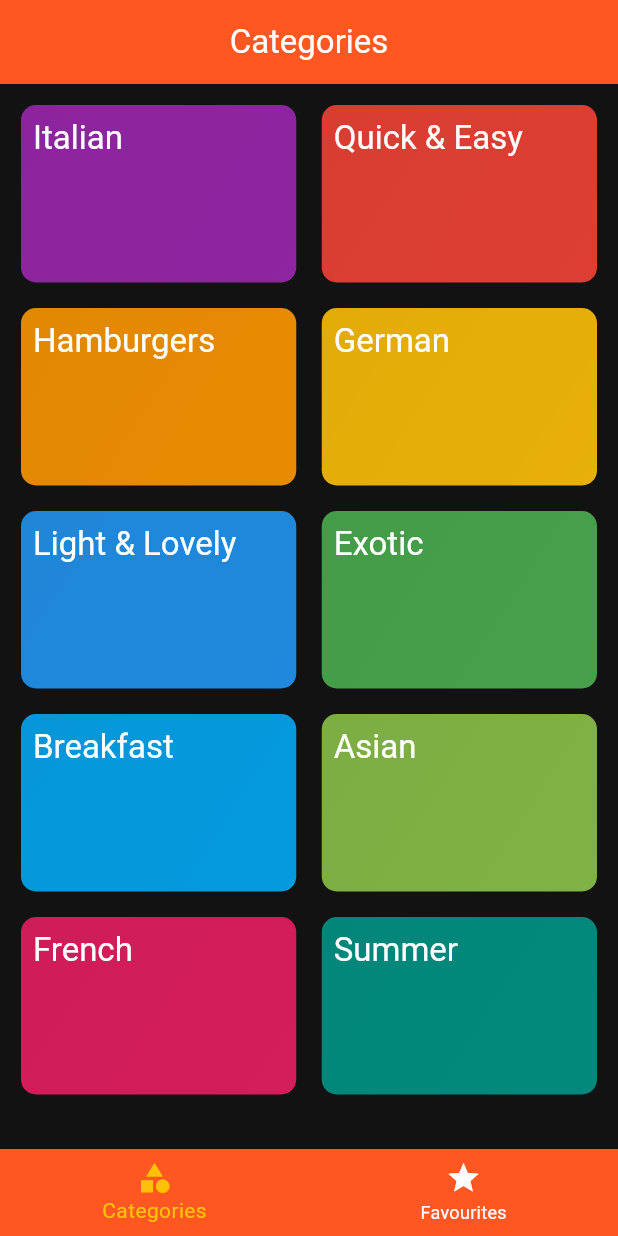
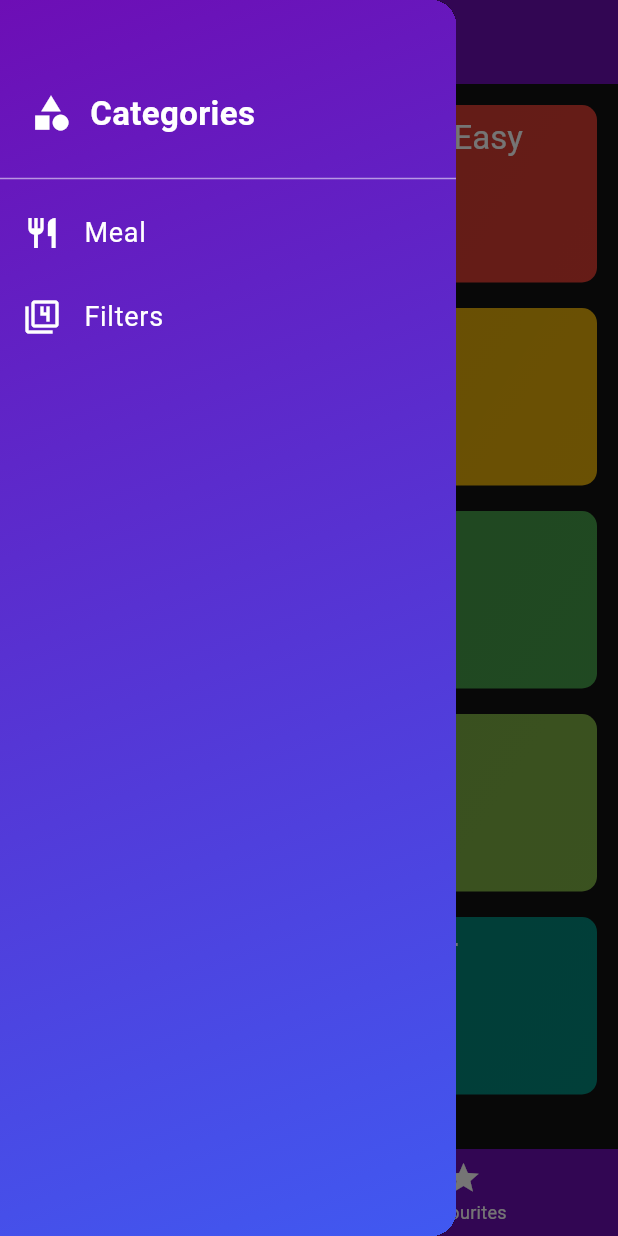
Before and after one commit to AdeelAhmadKhan36/Meal_App, a Flutter app: the screen it shows after launch, with the side drawer open (before the commit the screen has no drawer), on a phone screen of 412 x 824 dp. Run offline on Flutter 3.47's test engine with Material 3 defaults, Android fonts, the phone set to English and light mode, and no system bars; our stand-ins replace flutter_riverpod, transparent_image.

Commit message:
Riverpode statmangment

```diff
--- a/lib/main.dart
+++ b/lib/main.dart
@@ -1,10 +1,12 @@
 import 'package:flutter/material.dart';
+import 'package:flutter_riverpod/flutter_riverpod.dart';
 import 'package:meal_app/src/feautres/catagory/view/category.dart';
-import 'package:meal_app/src/feautres/tabs/meal_tab.dart';
+import 'package:meal_app/src/feautres/tabs/view/meal_tab.dart';
 import 'package:meal_app/src/them/app_theme.dart';
 
 void main() {
-  runApp(const MyApp());
+  runApp(
+    ProviderScope(child: const MyApp()));
 }
 
 class MyApp extends StatelessWidget {
--- a/lib/src/feautres/catagory/view/category.dart
+++ b/lib/src/feautres/catagory/view/category.dart
@@ -4,9 +4,17 @@ import 'package:meal_app/src/data/dummy_data.dart';
 import 'package:meal_app/src/feautres/catagory/widgets/category_grid_item.dart';
 
 import '../../../model/catagory_model.dart';
+import '../../../model/meal.dart';
 import '../../meal/view/mealpage.dart';
 class Categorypage extends StatefulWidget {
-  const Categorypage({super.key});
+  final void Function(Meal meal) onToggleFavourite;
+  final Map<String, bool> filters;
+
+  const Categorypage({
+    super.key,
+    required this.onToggleFavourite,
+    required this.filters,
+  });
 
   @override
   State<Categorypage> createState() => _CategorypageState();
@@ -14,47 +22,49 @@ class Categorypage extends StatefulWidget {
 
 class _CategorypageState extends State<Categorypage> {
 
-  void _selectCategory(Categories category){
-    final filterMeal=dummyMeals.where((meal)=>meal.categories.contains(category.id)).toList();
+  // Category selection with filtering applied
+  void _selectCategory(Categories category) {
+    final filteredMeals = dummyMeals.where((meal) {
+      if (!meal.categories.contains(category.id)) return false;
 
+      if (widget.filters['gluten']! && !meal.isGlutenFree) return false;
+      if (widget.filters['lactose']! && !meal.isLactoseFree) return false;
+      if (widget.filters['vegan']! && !meal.isVegan) return false;
+      if (widget.filters['vegetarian']! && !meal.isVegetarian) return false;
 
-    Navigator.push(context, MaterialPageRoute(builder: (context){
-      return Mealpage(
+      return true;
+    }).toList();
 
-        title: category.title,
+    Navigator.push(
+      context,
+      MaterialPageRoute(
+        builder: (context) => Mealpage(
+          title: category.title,
+          meal: filteredMeals,
+          onToggleFavourite: widget.onToggleFavourite,
+        ),
+      ),
+    );
+  }
 
-        meal:dummyMeals,);
-    }));
-  }
   @override
   Widget build(BuildContext context) {
     return Scaffold(
-      // appBar: AppBar(
-      //   backgroundColor: Colors.indigo,
-      //   title: Center(
-      //     child: Text("Pick Your Category",style: TextStyle(
-      //       color: Colors.white
-      //     ),),
-      //   ),
-      // ),
-
       body: Padding(
         padding: const EdgeInsets.all(8.0),
         child: GridView(
-          gridDelegate: SliverGridDelegateWithFixedCrossAxisCount(
-              crossAxisCount: 2,
-            childAspectRatio:3/2,
-            crossAxisSpacing:5,
+          gridDelegate: const SliverGridDelegateWithFixedCrossAxisCount(
+            crossAxisCount: 2,
+            childAspectRatio: 3 / 2,
+            crossAxisSpacing: 5,
             mainAxisSpacing: 5,
-
-
           ),
           children: [
-            for(final category in availableCategories)
-              CategoryGridItems(category: category,
-                  onSelectCategory: () => _selectCategory(category),
-
-              )
+            for (final category in availableCategories)
+              CategoryGridItems(
+                category: category,
+                onSelectCategory: () => _selectCategory(category),
+              ),
           ],
         ),
       ),
--- a/lib/src/feautres/meal/view/mealpage.dart
+++ b/lib/src/feautres/meal/view/mealpage.dart
@@ -1,15 +1,20 @@
 import 'package:flutter/material.dart';
+import 'package:flutter_riverpod/flutter_riverpod.dart';
 import 'package:meal_app/src/feautres/meal/widgets/meal_item.dart';
 import 'package:meal_app/src/model/meal.dart';
+import 'package:meal_app/src/providers/meal_provider.dart';
 
-class Mealpage extends StatelessWidget {
+class Mealpage extends ConsumerWidget  {
 
   final String? title;
   final List<Meal>meal;
-   Mealpage({super.key,  this.title,  required this.meal});
+  final void Function(Meal meal)onToggleFavourite;
+
+  Mealpage({super.key,  this.title,  required this.meal, required this.onToggleFavourite});
 
   @override
-  Widget build(BuildContext context) {
+  Widget build(BuildContext context , WidgetRef ref) {
+    final meal=ref.watch(mealPrvoder);
     Widget content=Center(
       child: Column(
         mainAxisAlignment: MainAxisAlignment.center,
@@ -33,7 +38,7 @@ class Mealpage extends StatelessWidget {
       content=ListView.builder(
         itemCount: meal.length,
           itemBuilder: (ctx, index){
-            return MealItemScreen(meal: meal[index]);
+            return MealItemScreen(meal: meal[index],  onToggleFavourite: onToggleFavourite,);
           });
 
     }
--- a/lib/src/feautres/meal/widgets/meal_details.dart
+++ b/lib/src/feautres/meal/widgets/meal_details.dart
@@ -2,14 +2,24 @@ import 'package:flutter/material.dart';
 import 'package:meal_app/src/model/meal.dart';
 class MealDetailScreen extends StatelessWidget {
   final Meal meal;
+    final void Function(Meal meal)onToggleFavourite;
 
-  const MealDetailScreen({super.key, required this.meal});
+  const MealDetailScreen({super.key, required this.meal, required this.onToggleFavourite});
+
 
   @override
   Widget build(BuildContext context) {
     return Scaffold(
       appBar: AppBar(
         title: Text(meal.title),
+         actions: [
+           IconButton(onPressed: (){
+
+
+             onToggleFavourite(meal);
+
+           }, icon: Icon(Icons.star))
+         ],
       ),
       body: SingleChildScrollView(
         child: Column(
--- a/lib/src/feautres/meal/widgets/meal_item.dart
+++ b/lib/src/feautres/meal/widgets/meal_item.dart
@@ -8,8 +8,9 @@ import 'meal_details.dart';
 
 class MealItemScreen extends StatelessWidget {
   final Meal meal;
+  final void Function(Meal meal)onToggleFavourite;
 
-  const MealItemScreen({super.key, required this.meal});
+  const MealItemScreen({super.key, required this.meal, required this.onToggleFavourite});
   String get complexityText {
     return meal.complexity.name[0].toUpperCase() + meal.complexity.name.substring(1);
   }
@@ -23,7 +24,10 @@ class MealItemScreen extends StatelessWidget {
     Navigator.push(
       context,
       MaterialPageRoute(
-        builder: (ctx) => MealDetailScreen(meal: meal),
+        builder: (ctx) => MealDetailScreen(
+
+            onToggleFavourite: onToggleFavourite,
+            meal: meal),
       ),
     );
   }
--- a/lib/src/feautres/tabs/meal_tab.dart
+++ /dev/null
@@ -1,55 +0,0 @@
-import 'package:flutter/material.dart';
-import 'package:meal_app/src/feautres/catagory/view/category.dart';
-import 'package:meal_app/src/feautres/meal/view/mealpage.dart';
-import 'package:meal_app/src/feautres/meal/widgets/meal_item.dart';
-
-class TabScreen extends StatefulWidget {
-  @override
-  _TabScreenState createState() => _TabScreenState();
-}
-
-class _TabScreenState extends State<TabScreen> {
-  int _selectedPageIndex = 0;
-
-
-  void _selectPage(int index) {
-    setState(() {
-      _selectedPageIndex = index;
-    });
-  }
-
-  @override
-  Widget build(BuildContext context) {
-    Widget activePage= Categorypage();
-    var activePageTitle='Categories';
-    if(_selectedPageIndex==1){
-      activePage= Mealpage(meal: [], );
-      activePageTitle="Favorite";
-    }
-    return Scaffold(
-      appBar: AppBar(
-        title: Text(activePageTitle),
-        centerTitle: true,
-        backgroundColor: Colors.deepOrange,
-      ),
-      body:activePage,
-      bottomNavigationBar: BottomNavigationBar(
-        onTap: _selectPage,
-        backgroundColor: Colors.deepOrange,
-        unselectedItemColor: Colors.white,
-        selectedItemColor: Colors.amber,
-        currentIndex: _selectedPageIndex,
-        items: const [
-          BottomNavigationBarItem(
-            icon: Icon(Icons.category),
-            label: 'Categories',
-          ),
-          BottomNavigationBarItem(
-            icon: Icon(Icons.star),
-            label: 'Favourites',
-          ),
-        ],
-      ),
-    );
-  }
-}
--- /dev/null
+++ b/lib/src/feautres/tabs/view/meal_tab.dart
@@ -0,0 +1,124 @@
+import 'package:flutter/material.dart';
+import 'package:flutter_riverpod/flutter_riverpod.dart';
+import 'package:meal_app/src/feautres/catagory/view/category.dart';
+import 'package:meal_app/src/feautres/meal/view/mealpage.dart';
+import 'package:meal_app/src/model/meal.dart';
+
+import '../../filters.dart';
+import '../widget/main_drawer.dart';
+
+class TabScreen extends ConsumerStatefulWidget {
+  @override
+  _TabScreenState createState() => _TabScreenState();
+}
+
+class _TabScreenState extends ConsumerState<TabScreen> {
+  int _selectedPageIndex = 0;
+
+  final List<Meal> _favMeals = [];
+
+  Map<String, bool> _filters = {
+    'gluten': false,
+    'vegetarian': false,
+    'vegan': false,
+    'lactose': false,
+  };
+
+  void _showInfoMessage(BuildContext context, String message) {
+    ScaffoldMessenger.of(context).clearSnackBars();
+    ScaffoldMessenger.of(context).showSnackBar(
+      SnackBar(
+        content: Text(message),
+        duration: const Duration(seconds: 2),
+        backgroundColor: Colors.deepOrange,
+        behavior: SnackBarBehavior.floating,
+      ),
+    );
+  }
+
+  void _toggleFavoriteScreen(Meal meal) {
+    final isExisting = _favMeals.contains(meal);
+
+    setState(() {
+      if (isExisting) {
+        _favMeals.remove(meal);
+        _showInfoMessage(context, 'Removed from favorites');
+      } else {
+        _favMeals.add(meal);
+        _showInfoMessage(context, 'Added to favorites');
+      }
+    });
+  }
+
+  void _selectPage(int index) {
+    setState(() {
+      _selectedPageIndex = index;
+    });
+  }
+
+  void _selectScreen(String identifier) async {
+    if (identifier == 'meals') {
+      Navigator.of(context).pop();
+    } else if (identifier == 'filter') {
+      final selectedFilters = await Navigator.of(context).push<Map<String, bool>>(
+        MaterialPageRoute(builder: (ctx) => const FilterScreen()),
+      );
+
+      if (selectedFilters != null) {
+        setState(() {
+          _filters = selectedFilters;
+        });
+        print('Selected Filters: $_filters'); // 👈 Check this in the console
+      }
+    }
+  }
+
+  @override
+  Widget build(BuildContext context) {
+    Widget activePage;
+    String activePageTitle;
+
+    if (_selectedPageIndex == 0) {
+      activePage = Categorypage(
+        onToggleFavourite: _toggleFavoriteScreen,
+        filters: _filters,
+      );
+      activePageTitle = 'Categories';
+    } else {
+      activePage = Mealpage(
+        meal: _favMeals,
+        onToggleFavourite: _toggleFavoriteScreen,
+      );
+      activePageTitle = 'Favourites';
+    }
+
+    return Scaffold(
+      appBar: AppBar(
+        title: Text(activePageTitle),
+        centerTitle: true,
+        backgroundColor: const Color(0xFF6D0EB5),
+      ),
+      drawer: MainDrawer(
+        onSelectScreen: _selectScreen,
+      ),
+      body: activePage,
+      bottomNavigationBar: BottomNavigationBar(
+        onTap: _selectPage,
+        backgroundColor: const Color(0xFF6D0EB5),
+        unselectedItemColor: Colors.white,
+        selectedItemColor: Colors.black,
+        currentIndex: _selectedPageIndex,
+        items: const [
+          BottomNavigationBarItem(
+            icon: Icon(Icons.category),
+            label: 'Categories',
+          ),
+          BottomNavigationBarItem(
+            icon: Icon(Icons.star),
+            label: 'Favourites',
+          ),
+        ],
+      ),
+    );
+  }
+}
--- /dev/null
+++ b/lib/src/feautres/tabs/widget/main_drawer.dart
@@ -0,0 +1,77 @@
+import 'package:flutter/material.dart';
+import '../../filters.dart';
+
+class MainDrawer extends StatelessWidget {
+  final void Function(String identifier) onSelectScreen;
+
+  const MainDrawer({super.key, required this.onSelectScreen});
+
+  @override
+  Widget build(BuildContext context) {
+    return Drawer(
+      child: Container(
+        decoration: const BoxDecoration(
+          gradient: LinearGradient(
+            colors: [Color(0xFF6D0EB5), Color(0xFF4059F1)],
+            begin: Alignment.topLeft,
+            end: Alignment.bottomRight,
+          ),
+        ),
+        child: Column(
+          children: [
+            const SizedBox(height: 60),
+            Padding(
+              padding: const EdgeInsets.symmetric(horizontal: 20.0),
+              child: Row(
+                children: const [
+                  Icon(Icons.category, size: 28, color: Colors.white),
+                  SizedBox(width: 12),
+                  Text(
+                    'Categories',
+                    style: TextStyle(
+                      fontSize: 22,
+                      color: Colors.white,
+                      fontWeight: FontWeight.w600,
+                    ),
+                  ),
+                ],
+              ),
+            ),
+            const SizedBox(height: 20),
+            const Divider(color: Colors.white54),
+            ListTile(
+              leading: const Icon(Icons.restaurant, color: Colors.white),
+              title: const Text(
+                'Meal',
+                style: TextStyle(color: Colors.white, fontSize: 18),
+              ),
+              onTap: () {
+                Navigator.of(context).pop();
+                onSelectScreen('meals');
+              },
+            ),
+            ListTile(
+              leading: const Icon(Icons.filter_4_outlined, color: Colors.white),
+              title: const Text(
+                'Filters',
+                style: TextStyle(color: Colors.white, fontSize: 18),
+              ),
+              onTap: () async {
+                final result = await Navigator.push<Map<String, bool>>(
+                  context,
+                  MaterialPageRoute(builder: (ctx) => const FilterScreen()),
+                );
+
+                Navigator.of(context).pop(); // close drawer
+
+                if (result != null) {
+                  onSelectScreen('filter'); // Notify parent to update filters
+                }
+              },
+            ),
+          ],
+        ),
+      ),
+    );
+  }
+}
--- a/pubspec.yaml
+++ b/pubspec.yaml
@@ -35,7 +35,8 @@ dependencies:
   # Use with the CupertinoIcons class for iOS style icons.
   cupertino_icons: ^1.0.8
   transparent_image: ^2.0.1
-
+  riverpod: ^2.6.1
+  flutter_riverpod: ^2.6.1
 dev_dependencies:
   flutter_test:
     sdk: flutter
```
Also changed, not shown: lib/src/core/constants/colors.dart (added, +17 -0 lines), lib/src/feautres/filters.dart (added, +96 -0 lines), lib/src/providers/filter_provider.dart (added, +51 -0 lines), lib/src/providers/meal_provider.dart (added, +12 -0 lines), pubspec.lock.
